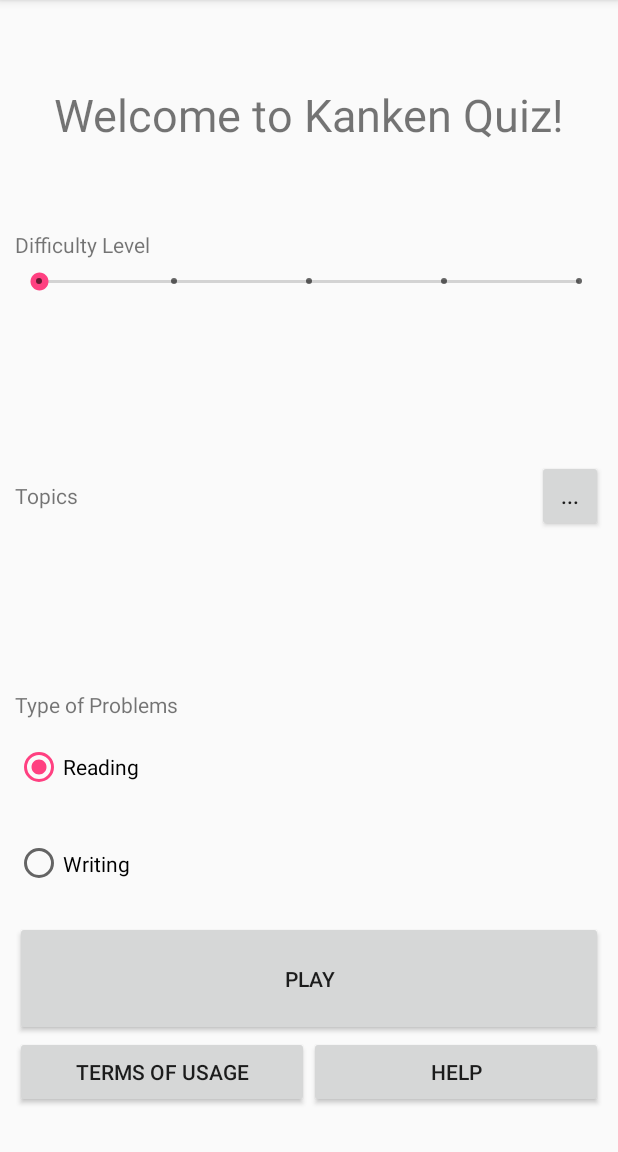
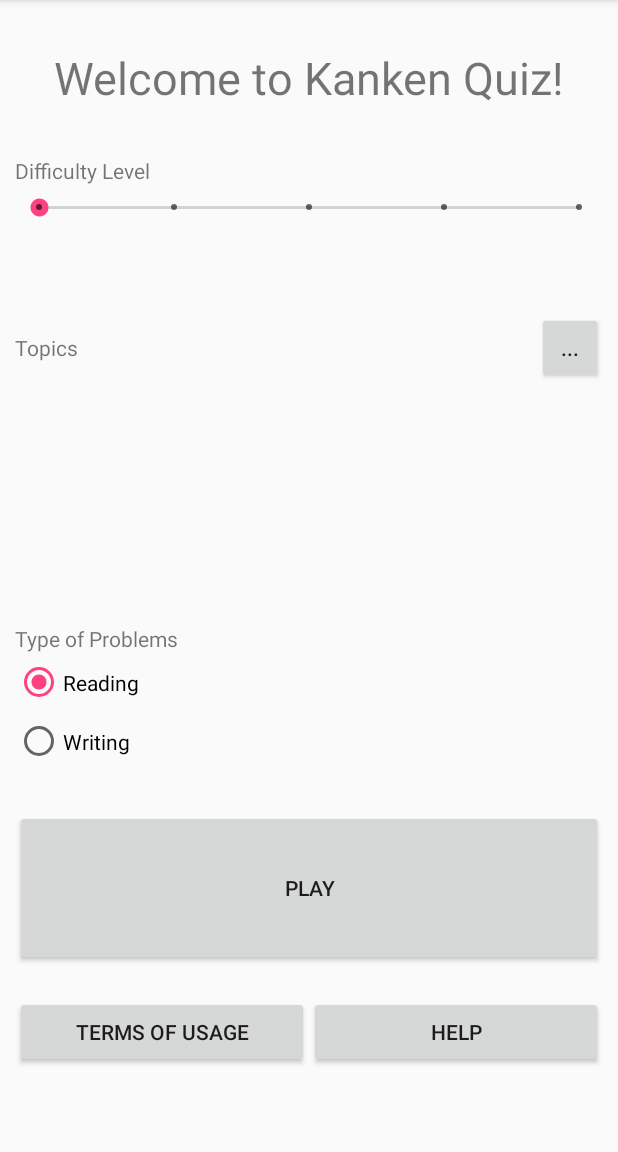
Before and after one commit to FBergeron/KankenFlashcard, an Android app: the QuizSettingsActivity screen opened directly, with no data from a screen before it, on a phone screen of 412 x 824 dp, the part 84-1236 px from its top. Run offline under Robolectric (Android 15) with nearby library versions, the phone set to English and light mode, and no system bars.

Commit message:
Squash me.

```diff
--- a/app/src/main/res/layout/activity_quiz_settings.xml
+++ b/app/src/main/res/layout/activity_quiz_settings.xml
@@ -13,7 +13,7 @@
         android:layout_height="0dp"
         android:layout_marginLeft="@dimen/margin_left_right"
         android:layout_marginRight="@dimen/margin_left_right"
-        android:layout_weight="20"
+        android:layout_weight="@dimen/settings_title_weight"
         android:gravity="center"
         android:text="@string/welcome"
         android:textSize="30sp" />
@@ -24,7 +24,7 @@
         android:layout_height="0dp"
         android:layout_marginLeft="@dimen/margin_left_right"
         android:layout_marginRight="@dimen/margin_left_right"
-        android:layout_weight="20"
+        android:layout_weight="1"
         android:orientation="vertical">
 
         <TextView
@@ -50,7 +50,7 @@
         android:layout_height="0dp"
         android:layout_marginLeft="@dimen/margin_left_right"
         android:layout_marginRight="@dimen/margin_left_right"
-        android:layout_weight="20"
+        android:layout_weight="@dimen/settings_topics_weight"
         android:orientation="vertical">
 
         <LinearLayout
@@ -94,7 +94,7 @@
         android:layout_height="0dp"
         android:layout_marginLeft="@dimen/margin_left_right"
         android:layout_marginRight="@dimen/margin_left_right"
-        android:layout_weight="20"
+        android:layout_weight="1"
         android:orientation="vertical">
 
         <TextView
@@ -131,9 +131,11 @@
         android:id="@+id/buttonStartQuiz"
         android:layout_width="match_parent"
         android:layout_height="0dp"
+        android:layout_marginBottom="20dp"
         android:layout_marginLeft="@dimen/margin_left_right"
         android:layout_marginRight="@dimen/margin_left_right"
-        android:layout_weight="10"
+        android:layout_marginTop="20sp"
+        android:layout_weight="1"
         android:onClick="startQuiz"
         android:text="@string/button_start_quiz" />
 
@@ -142,7 +144,7 @@
         android:layout_height="0dp"
         android:layout_marginLeft="@dimen/margin_left_right"
         android:layout_marginRight="@dimen/margin_left_right"
-        android:layout_weight="10"
+        android:layout_weight="1"
         android:orientation="horizontal">
 
         <Button
--- a/app/src/main/res/values-large/dimens.xml
+++ b/app/src/main/res/values-large/dimens.xml
@@ -1,6 +1,8 @@
 <?xml version="1.0" encoding="utf-8"?>
 <resources>
     <dimen name="margin_left_right">40sp</dimen>
+    <dimen name="settings_title_weight">2</dimen>
+    <dimen name="settings_topics_weight">2</dimen>
     <dimen name="button_kana_text_size">40sp</dimen>
     <dimen name="button_kanji_text_size">40sp</dimen>
     <dimen name="button_kanji_medium_text_size">60sp</dimen>
--- a/app/src/main/res/values/dimens.xml
+++ b/app/src/main/res/values/dimens.xml
@@ -1,6 +1,8 @@
 <?xml version="1.0" encoding="utf-8"?>
 <resources>
     <dimen name="margin_left_right">10sp</dimen>
+    <dimen name="settings_title_weight">1</dimen>
+    <dimen name="settings_topics_weight">2</dimen>
     <dimen name="button_kana_text_size">20sp</dimen>
     <dimen name="button_kanji_text_size">20sp</dimen>
     <dimen name="button_kanji_medium_text_size">30sp</dimen>
```
